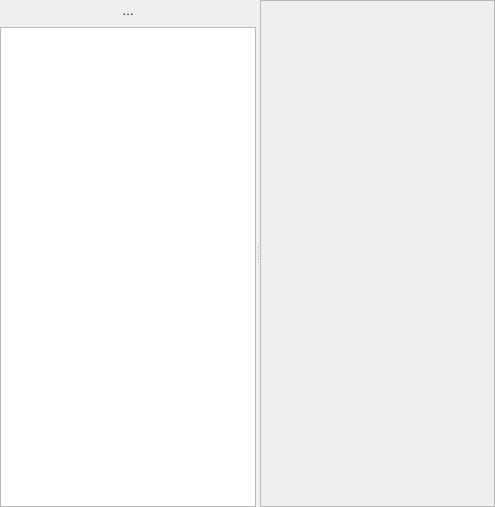
First picture: the form in src/ui/qgsdualviewbase.ui, repository qgis/QGIS, before the edit.
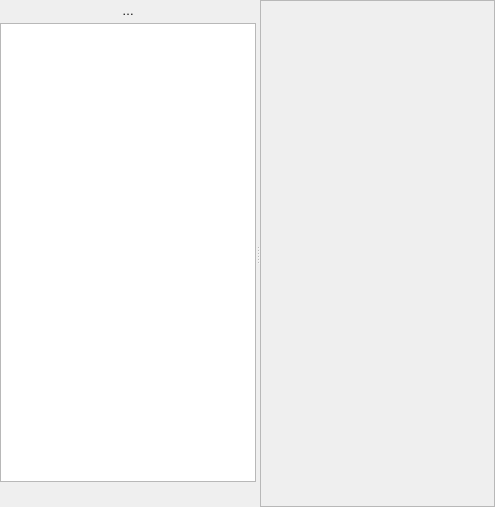
Second picture: the form after the edit. The open tabs and pages were chosen to show the change. Icons and pictures are not drawn. Custom widgets are drawn as their Qt base class.

```diff
--- a/src/ui/qgsdualviewbase.ui
+++ b/src/ui/qgsdualviewbase.ui
@@ -73,6 +73,9 @@
       </property>
       <widget class="QWidget" name="listViewWdg" native="true">
        <layout class="QVBoxLayout" name="verticalLayout_2">
+        <property name="spacing">
+         <number>2</number>
+        </property>
         <property name="leftMargin">
          <number>0</number>
         </property>
@@ -120,6 +123,229 @@
           </property>
          </widget>
         </item>
+        <item>
+         <widget class="QWidget" name="widget" native="true">
+          <property name="sizePolicy">
+           <sizepolicy hsizetype="Preferred" vsizetype="Maximum">
+            <horstretch>0</horstretch>
+            <verstretch>0</verstretch>
+           </sizepolicy>
+          </property>
+          <layout class="QHBoxLayout" name="horizontalLayout" stretch="0,0,0,0,0,1,0,0,0,0">
+           <property name="spacing">
+            <number>1</number>
+           </property>
+           <property name="leftMargin">
+            <number>0</number>
+           </property>
+           <property name="topMargin">
+            <number>0</number>
+           </property>
+           <property name="rightMargin">
+            <number>0</number>
+           </property>
+           <property name="bottomMargin">
+            <number>0</number>
+           </property>
+           <item>
+            <widget class="QToolButton" name="mFirstFeatureButton">
+             <property name="maximumSize">
+              <size>
+               <width>24</width>
+               <height>24</height>
+              </size>
+             </property>
+             <property name="toolTip">
+              <string>Navigate to first feature</string>
+             </property>
+             <property name="text">
+              <string/>
+             </property>
+             <property name="icon">
+              <iconset resource="../../images/images.qrc">
+               <normaloff>:/images/themes/default/mActionDoubleArrowLeft.svg</normaloff>:/images/themes/default/mActionDoubleArrowLeft.svg</iconset>
+             </property>
+             <property name="autoRaise">
+              <bool>true</bool>
+             </property>
+            </widget>
+           </item>
+           <item>
+            <widget class="QToolButton" name="mPreviousFeatureButton">
+             <property name="maximumSize">
+              <size>
+               <width>24</width>
+               <height>24</height>
+              </size>
+             </property>
+             <property name="toolTip">
+              <string>Navigate to previous feature</string>
+             </property>
+             <property name="text">
+              <string/>
+             </property>
+             <property name="icon">
+              <iconset resource="../../images/images.qrc">
+               <normaloff>:/images/themes/default/mActionArrowLeft.svg</normaloff>:/images/themes/default/mActionArrowLeft.svg</iconset>
+             </property>
+             <property name="autoRaise">
+              <bool>true</bool>
+             </property>
+            </widget>
+           </item>
+           <item>
+            <widget class="QToolButton" name="mNextFeatureButton">
+             <property name="sizePolicy">
+              <sizepolicy hsizetype="Maximum" vsizetype="Fixed">
+               <horstretch>0</horstretch>
+               <verstretch>0</verstretch>
+              </sizepolicy>
+             </property>
+             <property name="maximumSize">
+              <size>
+               <width>24</width>
+               <height>24</height>
+              </size>
+             </property>
+             <property name="toolTip">
+              <string>Navigate to next feature</string>
+             </property>
+             <property name="text">
+              <string/>
+             </property>
+             <property name="icon">
+              <iconset resource="../../images/images.qrc">
+               <normaloff>:/images/themes/default/mActionArrowRight.svg</normaloff>:/images/themes/default/mActionArrowRight.svg</iconset>
+             </property>
+             <property name="autoRaise">
+              <bool>true</bool>
+             </property>
+            </widget>
+           </item>
+           <item>
+            <widget class="QToolButton" name="mLastFeatureButton">
+             <property name="maximumSize">
+              <size>
+               <width>24</width>
+               <height>24</height>
+              </size>
+             </property>
+             <property name="toolTip">
+              <string>Navigate to last feature</string>
+             </property>
+             <property name="text">
+              <string/>
+             </property>
+             <property name="icon">
+              <iconset resource="../../images/images.qrc">
+               <normaloff>:/images/themes/default/mActionDoubleArrowRight.svg</normaloff>:/images/themes/default/mActionDoubleArrowRight.svg</iconset>
+             </property>
+             <property name="autoRaise">
+              <bool>true</bool>
+             </property>
+            </widget>
+           </item>
+           <item>
+            <widget class="QLabel" name="mProgressCount">
+             <property name="font">
+              <font>
+               <pointsize>11</pointsize>
+              </font>
+             </property>
+             <property name="text">
+              <string/>
+             </property>
+            </widget>
+           </item>
+           <item>
+            <spacer name="horizontalSpacer">
+             <property name="orientation">
+              <enum>Qt::Horizontal</enum>
+             </property>
+             <property name="sizeHint" stdset="0">
+              <size>
+               <width>40</width>
+               <height>20</height>
+              </size>
+             </property>
+            </spacer>
+           </item>
+           <item>
+            <widget class="QToolButton" name="mFlashButton">
+             <property name="toolTip">
+              <string>Highlight current feature on map</string>
+             </property>
+             <property name="text">
+              <string/>
+             </property>
+             <property name="icon">
+              <iconset resource="../../images/images.qrc">
+               <normaloff>:/images/themes/default/mActionHighlightFeature.svg</normaloff>:/images/themes/default/mActionHighlightFeature.svg</iconset>
+             </property>
+             <property name="checkable">
+              <bool>true</bool>
+             </property>
+             <property name="autoRaise">
+              <bool>true</bool>
+             </property>
+            </widget>
+           </item>
+           <item>
+            <spacer name="horizontalSpacer_2">
+             <property name="orientation">
+              <enum>Qt::Horizontal</enum>
+             </property>
+             <property name="sizeHint" stdset="0">
+              <size>
+               <width>20</width>
+               <height>20</height>
+              </size>
+             </property>
+            </spacer>
+           </item>
+           <item>
+            <widget class="QToolButton" name="mAutoPanButton">
+             <property name="toolTip">
+              <string>Automatically pan to the current feature</string>
+             </property>
+             <property name="text">
+              <string/>
+             </property>
+             <property name="icon">
+              <iconset resource="../../images/images.qrc">
+               <normaloff>:/images/themes/default/mActionPanTo.svg</normaloff>:/images/themes/default/mActionPanTo.svg</iconset>
+             </property>
+             <property name="checkable">
+              <bool>true</bool>
+             </property>
+             <property name="autoRaise">
+              <bool>true</bool>
+             </property>
+            </widget>
+           </item>
+           <item>
+            <widget class="QToolButton" name="mAutoZoomButton">
+             <property name="toolTip">
+              <string>Automatically zoom to the current feature</string>
+             </property>
+             <property name="text">
+              <string/>
+             </property>
+             <property name="icon">
+              <iconset resource="../../images/images.qrc">
+               <normaloff>:/images/themes/default/mActionZoomTo.svg</normaloff>:/images/themes/default/mActionZoomTo.svg</iconset>
+             </property>
+             <property name="checkable">
+              <bool>true</bool>
+             </property>
+             <property name="autoRaise">
+              <bool>true</bool>
+             </property>
+            </widget>
+           </item>
+          </layout>
+         </widget>
+        </item>
        </layout>
       </widget>
       <widget class="QFrame" name="mAttributeEditor">
```
Left out of the diff: 12 changed lines with no effect on the pictures.
